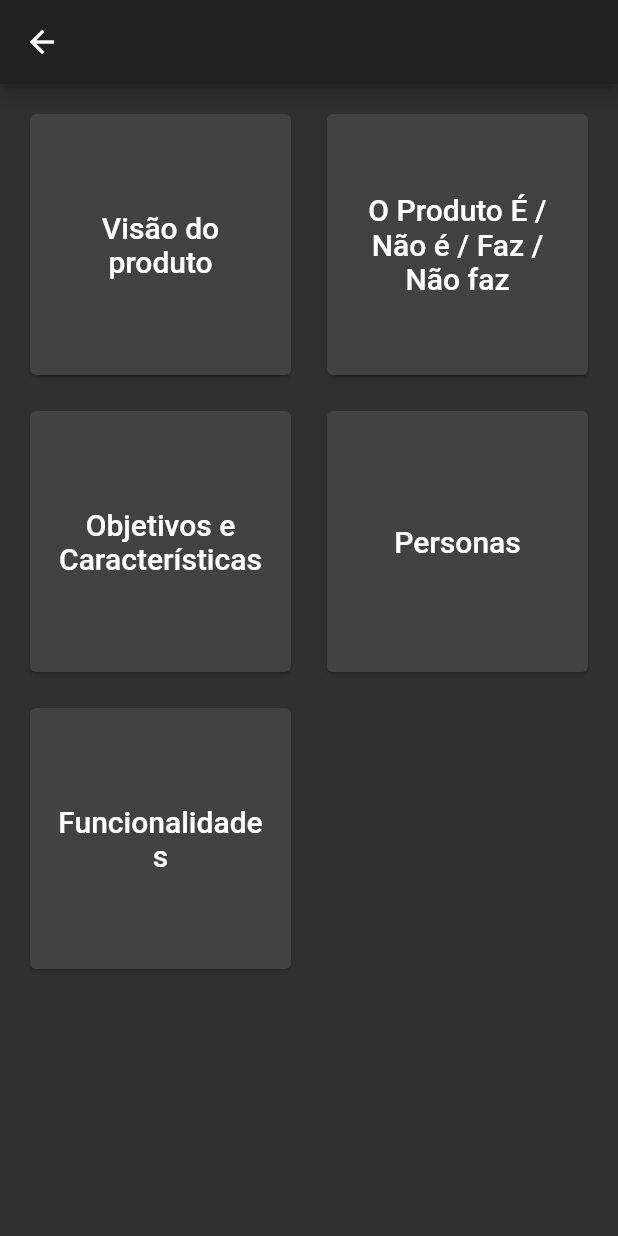
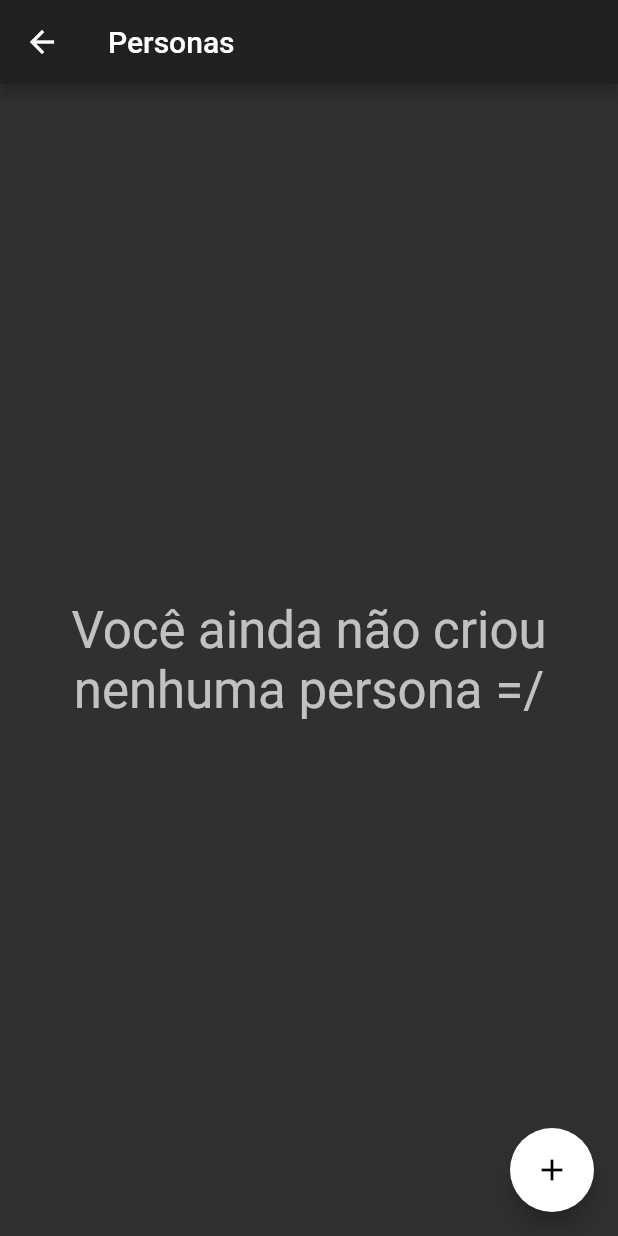
Before and after one commit to lucasgomes-eti/archimedes, a Flutter app: the ProjetoMenu screen opened directly with empty values, after a tap on "Personas", on a phone screen of 412 x 824 dp. Run offline on Flutter 3.47's test engine with Material 2 defaults, Android fonts, the phone set to English and light mode, and no system bars; our stand-ins replace sqflite; accounts and stored records are empty.

Commit message:
Adiciona personas

```diff
--- /dev/null
+++ b/lib/dao/PersonaDAO.dart
@@ -0,0 +1,39 @@
+import 'dart:async';
+
+import 'package:archimedes/db/Database.dart';
+import 'package:archimedes/model/persona/Persona.dart';
+import 'package:sqflite/sqflite.dart';
+
+class PersonaDAO {
+  var database = DBProvider.db.database;
+
+  Future<int> create(Persona persona) async {
+    return database.then((Database db) async {
+      var res = await db.insert("persona", persona.toJson());
+      return res;
+    });
+  }
+
+  Future<List<Persona>> readAll() async {
+    return await database.then((Database db) async {
+      var res = await db.query("persona");
+      List<Persona> list =
+          res.isNotEmpty ? res.map((p) => Persona.fromJson(p)).toList() : [];
+      return list;
+    });
+  }
+
+  Future<int> update(Persona newPersona) async {
+    return database.then((Database db) async {
+      var res = await db.update("persona", newPersona.toJson(),
+          where: "personaId = ?", whereArgs: [newPersona.personaId]);
+      return res;
+    });
+  }
+
+  delete(int personaId) async {
+    await database.then((Database db) {
+      db.delete("persona", where: "personaId = ?", whereArgs: [personaId]);
+    });
+  }
+}
--- a/lib/model/persona/Persona.dart
+++ b/lib/model/persona/Persona.dart
@@ -1,5 +1,29 @@
+import 'dart:convert';
+
+Persona personaFromJson(String str) => Persona.fromJson(json.decode(str));
+
+String personaToJson(Persona data) => json.encode(data.toJson());
+
 class Persona {
-  int personaId;
-  int projetoId;
-  String nome;
+    int personaId;
+    int projetoId;
+    String nome;
+
+    Persona({
+        this.personaId,
+        this.projetoId,
+        this.nome,
+    });
+
+    factory Persona.fromJson(Map<String, dynamic> json) => new Persona(
+        personaId: json["personaId"],
+        projetoId: json["projetoId"],
+        nome: json["nome"],
+    );
+
+    Map<String, dynamic> toJson() => {
+        "personaId": personaId,
+        "projetoId": projetoId,
+        "nome": nome,
+    };
 }
--- /dev/null
+++ b/lib/ui/PersonasPage.dart
@@ -0,0 +1,156 @@
+import 'package:archimedes/dao/PersonaDAO.dart';
+import 'package:archimedes/model/persona/Persona.dart';
+import 'package:flutter/material.dart';
+
+class PersonasPage extends StatefulWidget {
+  final projetoId;
+  PersonasPage({Key key, this.projetoId}) : super(key: key);
+
+  @override
+  _PersonasPageState createState() => _PersonasPageState();
+}
+
+class _PersonasPageState extends State<PersonasPage> {
+  final dao = PersonaDAO();
+
+  TextEditingController editingControllerNome;
+
+  void _salvarPersona() async {
+    await dao.create(
+        Persona(projetoId: widget.projetoId, nome: editingControllerNome.text));
+    editingControllerNome.text = '';
+  }
+
+  void _updatePersona(Persona newPersona) async {
+    await dao.update(newPersona);
+    editingControllerNome.text = '';
+  }
+
+  void _showDialogPersona([int personaId, String text]) {
+    void saveOrUpdate() {
+      if (personaId == null) {
+        _salvarPersona();
+      } else {
+        _updatePersona(Persona(
+            personaId: personaId,
+            projetoId: widget.projetoId,
+            nome: editingControllerNome.text));
+      }
+      Navigator.pop(context);
+    }
+
+    editingControllerNome.text = text;
+    showDialog(
+        context: context,
+        builder: (BuildContext buildContext) {
+          return AlertDialog(
+            title: Text('Como se chama essa persona?'),
+            content: TextField(
+              autofocus: true,
+              controller: editingControllerNome,
+              onEditingComplete: saveOrUpdate,
+            ),
+            actions: <Widget>[
+              FlatButton(
+                child: Text('Cancelar'),
+                onPressed: () {
+                  Navigator.pop(context);
+                },
+              ),
+              FlatButton(
+                child: Text('Adicionar'),
+                onPressed: saveOrUpdate,
+              )
+            ],
+          );
+        });
+  }
+
+  @override
+  void initState() {
+    super.initState();
+
+    editingControllerNome = TextEditingController();
+  }
+
+  @override
+  void dispose() {
+    editingControllerNome.dispose();
+
+    super.dispose();
+  }
+
+  @override
+  Widget build(BuildContext context) {
+    return Scaffold(
+      appBar: AppBar(
+        title: Text('Personas'),
+      ),
+      body: FutureBuilder<List<Persona>>(
+          future: dao.readAll(),
+          builder:
+              (BuildContext context, AsyncSnapshot<List<Persona>> snapshot) {
+            if (snapshot.hasData) {
+              if (snapshot.data.isNotEmpty) {
+                return ListView.builder(
+                  itemCount: snapshot.data.length,
+                  itemBuilder: (BuildContext context, int index) {
+                    var item = snapshot.data[index];
+                    return Dismissible(
+                      key: UniqueKey(),
+                      background: Container(color: Colors.red),
+                      onDismissed: (direction) async {
+                        await dao.delete(item.personaId);
+                      },
+                      child: ListTile(
+                        title: Text(item.nome),
+                        trailing: GestureDetector(
+                          child: Container(
+                            width: 48,
+                            height: 48,
+                            child: Tooltip(
+                              message: 'Editar',
+                              child: Icon(
+                                Icons.edit,
+                                size: 20,
+                              ),
+                            ),
+                          ),
+                          onTap: () {
+                            _showDialogPersona(item.personaId, item.nome);
+                          },
+                        ),
+                        onTap: () {
+                          // Navigator.push(
+                          //     context,
+                          //     MaterialPageRoute(
+                          //         builder: (context) => ProjetoMenu(
+                          //               title: projeto.nome,
+                          //               projetoId: projeto.projetoId,
+                          //             )));
+                        },
+                      ),
+                    );
+                  },
+                );
+              } else {
+                return Center(
+                  child: Text(
+                    'Você ainda não criou nenhuma persona =/',
+                    style: Theme.of(context).textTheme.display1,
+                    textAlign: TextAlign.center,
+                  ),
+                );
+              }
+            } else {
+              return Center(child: CircularProgressIndicator());
+            }
+          }),
+      floatingActionButton: FloatingActionButton(
+        onPressed: _showDialogPersona,
+        tooltip: 'Criar Persona',
+        child: Icon(Icons.add),
+      ),
+    );
+  }
+}
--- a/lib/ui/ProjetoMenu.dart
+++ b/lib/ui/ProjetoMenu.dart
@@ -1,5 +1,6 @@
 import 'package:archimedes/ui/ENaoEFazNaoFazPage.dart';
 import 'package:archimedes/ui/ObjetivoCaracteriscaPage.dart';
+import 'package:archimedes/ui/PersonasPage.dart';
 import 'package:flutter/material.dart';
 
 import 'VisaoProdutoPage.dart';
@@ -93,7 +94,13 @@ class ProjetoMenu extends StatelessWidget {
                     style: Theme.of(context).textTheme.title,
                   )),
                 ),
-                onTap: () {},
+                onTap: () {
+                  Navigator.push(
+                      context,
+                      MaterialPageRoute(
+                          builder: (context) =>
+                              PersonasPage(projetoId: projetoId)));
+                },
               ),
             ),
             Card(
```
Also changed, not shown: 2 other files.
